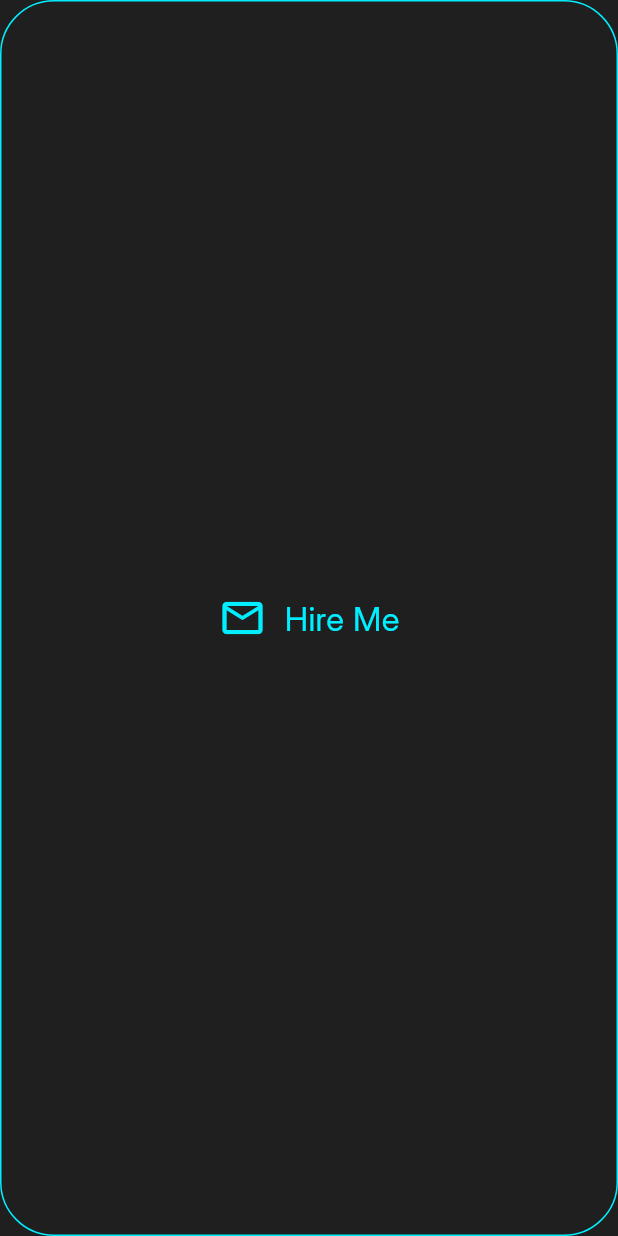
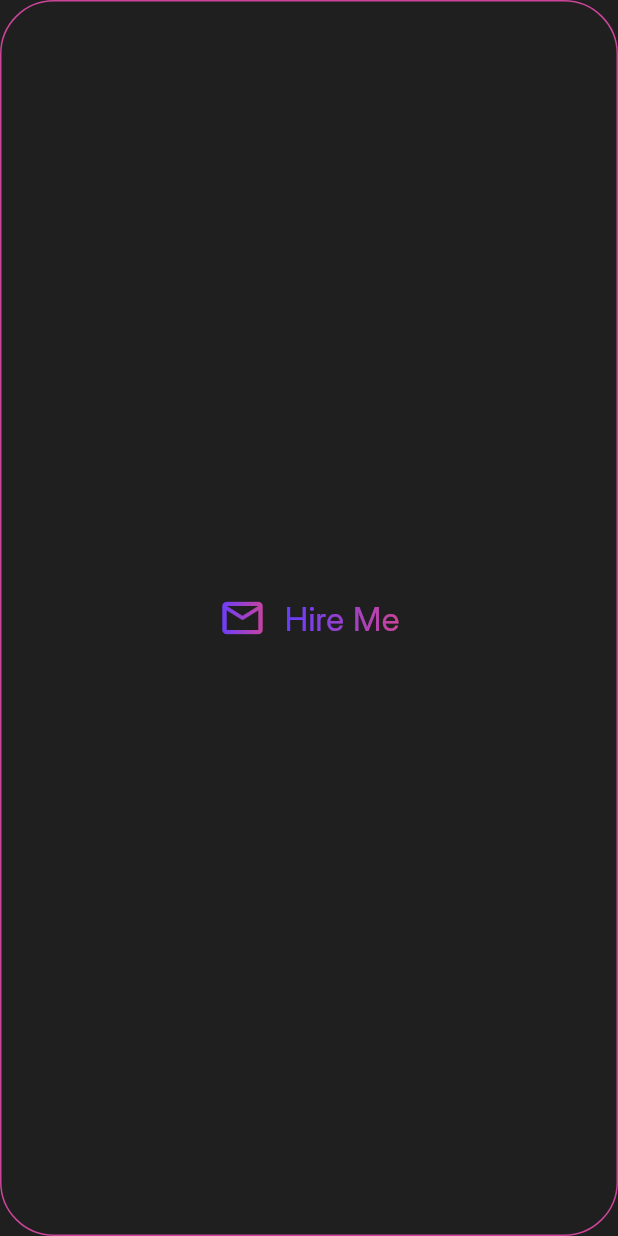
Before and after one commit to m6474n/portfolio, a Flutter app: the CustomRoundedButton widget shown alone on an empty page, opened directly, on a phone screen of 412 x 824 dp. Run offline on Flutter 3.47's test engine with Material 3 defaults, Android fonts, the phone set to English and light mode, and no system bars; our stand-ins replace font_awesome_flutter, get, hugeicons.

```diff
--- a/lib/components/CustomRoundedButton.dart
+++ b/lib/components/CustomRoundedButton.dart
@@ -1,5 +1,6 @@
 import 'package:flutter/material.dart';
 import 'package:get/get.dart';
+import 'package:portfolio/components/mask.dart';
 import 'package:portfolio/controllers/general_controller.dart';
 import 'package:portfolio/utility/appsettings.dart';
 
@@ -20,6 +21,7 @@ class CustomRoundedButton extends StatefulWidget {
 
 class _CustomRoundedButtonState extends State<CustomRoundedButton> {
   Color inactiveColor = AppSettings.bgColor;
+  bool isHover = false;
 
   @override
   Widget build(BuildContext context) {
@@ -30,6 +32,7 @@ class _CustomRoundedButtonState extends State<CustomRoundedButton> {
           onTap: widget.onTap,
           onHover: (val) {
             setState(() {
+              isHover = val;
               inactiveColor = val ? AppSettings.primaryColor : AppSettings.bgColor;
             });
             cont.handleHover(val);
@@ -38,8 +41,9 @@ class _CustomRoundedButtonState extends State<CustomRoundedButton> {
             duration: Duration(milliseconds: 200), // Duration of the animation
             padding: EdgeInsets.symmetric(horizontal: 18, vertical: 12),
             decoration: BoxDecoration(
-              border: Border.all(width: 1, color: AppSettings.primaryColor),
-              color: inactiveColor,
+              border: Border.all(width: 1, color:isHover? Colors.transparent: AppSettings.grad2),
+              gradient: isHover ? AppSettings.primaryGradient : null,
+              // color: inactiveColor,
               borderRadius: BorderRadius.circular(36),
             ),
             child: Center(
@@ -47,23 +51,36 @@ class _CustomRoundedButtonState extends State<CustomRoundedButton> {
                 mainAxisAlignment: MainAxisAlignment.center,
                 crossAxisAlignment: CrossAxisAlignment.center,
                 children: [
-                  Icon(
+              !isHover ?     CustomMask(
+                child: Icon(
+                      Icons.email_outlined,
+                      color: Colors.white
+,                      size: 32,
+                    ),
+              ): Icon(
                     Icons.email_outlined,
-                    color: inactiveColor != AppSettings.bgColor
-                        ? Colors.black
-                        : AppSettings.primaryColor,
+                    color: Colors.white,
+                    // color: inactiveColor != AppSettings.bgColor
+                    //     ? Colors.black
+                    //     : AppSettings.primaryColor,
                     size: 32,
                   ),
                   SizedBox(
                     width: 12,
                   ),
-                  Text(
+                !isHover?  CustomMask(
+                  child: Text(
+                      widget.label,
+                      style: TextStyle(
+                        fontSize: 22,
+                        color: Colors.white
+                      ),
+                    ),
+                ): Text(
                     widget.label,
                     style: TextStyle(
                       fontSize: 22,
-                      color: inactiveColor != AppSettings.bgColor
-                          ? Colors.black
-                          : AppSettings.primaryColor,
+                      color: AppSettings.whiteColor,
                     ),
                   ),
                 ],
--- /dev/null
+++ b/lib/components/mask.dart
@@ -0,0 +1,14 @@
+import 'package:flutter/material.dart';
+import 'package:portfolio/utility/appsettings.dart';
+
+class CustomMask extends StatelessWidget {
+  final Widget child;
+  const CustomMask({super.key, required this.child});
+
+  @override
+  Widget build(BuildContext context) {
+    return    ShaderMask(
+                      shaderCallback: (bounds) => AppSettings.primaryGradient.createShader(bounds),
+                      child: child);
+  }
+}
--- a/lib/main.dart
+++ b/lib/main.dart
@@ -2,6 +2,9 @@ import 'package:flutter/material.dart';
 import 'package:get/get.dart';
 import 'package:portfolio/components/circularTextButton.dart';
 import 'package:portfolio/utility/appsettings.dart';
+import 'package:portfolio/utility/responsiveness/desktop_view.dart';
+import 'package:portfolio/utility/responsiveness/mobile_view.dart';
+import 'package:portfolio/utility/responsiveness/responsive_layout.dart';
 import 'package:portfolio/view/home.dart';
 
 void main() {
@@ -40,7 +43,8 @@ class MyApp extends StatelessWidget {
         colorScheme: ColorScheme.fromSeed(seedColor: Colors.deepPurple),
         useMaterial3: true,
       ),
-      home:  Home()
+      // home: Home(),
+      home: const ResponsiveLayout(mobileView: MobileView(), desktopView: DesktopView())
     );
   }
 }
--- a/lib/utility/appsettings.dart
+++ b/lib/utility/appsettings.dart
@@ -5,8 +5,17 @@ class AppSettings{
   static Color primaryColor= Color(0xFF00EEFF);
   static Color bgColor= Color(0xff1f1f1f);
   static Color borderColor= Color.fromARGB(255, 119, 119, 119);
+
   static Color whiteColor= Color(0xFFFFFFFF);
+  // static Color grad1= Color(0xFFDB6885);
+  // static Color grad2= Color(0xFF972239);
+  static Color grad1= Color(0xFF663dff);
+  static Color grad2= Color(0xFFcc4499);
+  static Gradient primaryGradient = LinearGradient(colors: [grad1,grad2],begin: Alignment.centerLeft, end: Alignment.centerRight);
 // sizing
 static double mobileWidth = 1220;
 
 }
+// Multi Color
+// background-color: #663dff;
+// background-image: linear-gradient(319deg, #663dff 0%, #aa00ff 37%, #cc4499 100%);
--- a/pubspec.yaml
+++ b/pubspec.yaml
@@ -38,6 +38,7 @@ dependencies:
   get: ^4.6.6
   font_awesome_flutter: ^10.7.0
   url_launcher: ^6.3.0
+  hugeicons: ^0.0.7
 
 dev_dependencies:
   flutter_test:
```
Also changed, not shown: lib/components/animatedCounter.dart (added, +28 -0 lines), lib/components/circularTextButton.dart (+19 -60 lines), lib/components/floatingNavBar.dart (added, +53 -0 lines), lib/components/profileCard.dart (+7 -4 lines), lib/components/socialIcon.dart (+6 -2 lines), lib/utility/responsiveness/desktop_view.dart (+42 -22 lines), lib/view/home.dart (+23 -5 lines), lib/view/sections/hero_section.dart (added, +60 -0 lines), assets/images/round-text.png (added), pubspec.lock.
